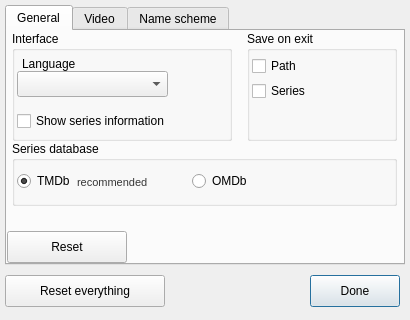
Above: SeriesScraper/settingswindow.ui from martinLutz1/SeriesScraper before the change. Below: the same form after it.
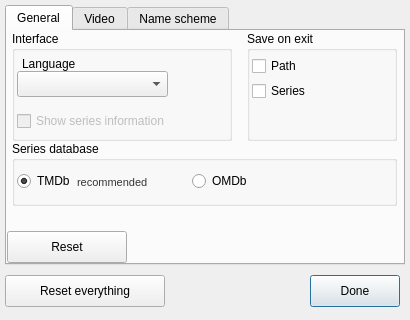
That is the form after the change.

Diff of the .ui file:
```diff
--- a/SeriesScraper/settingswindow.ui
+++ b/SeriesScraper/settingswindow.ui
@@ -184,6 +184,9 @@
       <string>Interface</string>
      </property>
      <widget class="QCheckBox" name="showSeriesInformationCheckBox">
+      <property name="enabled">
+       <bool>false</bool>
+      </property>
       <property name="geometry">
        <rect>
         <x>5</x>
```
Left out of the diff: 15 changed lines with no effect on the pictures.
